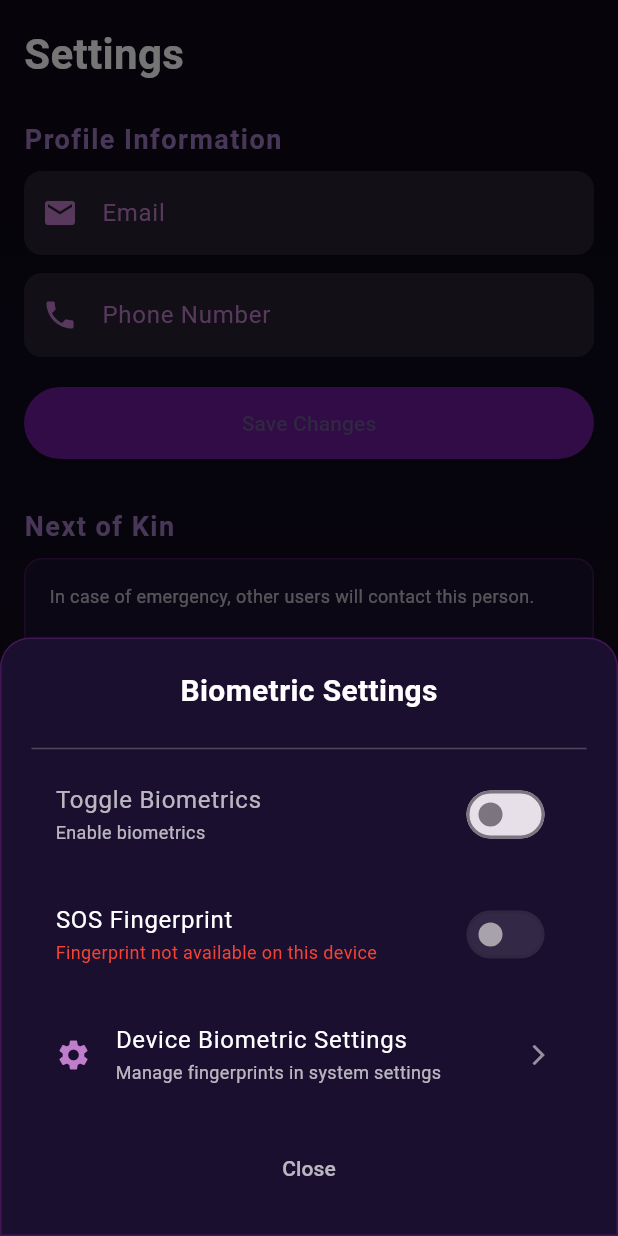
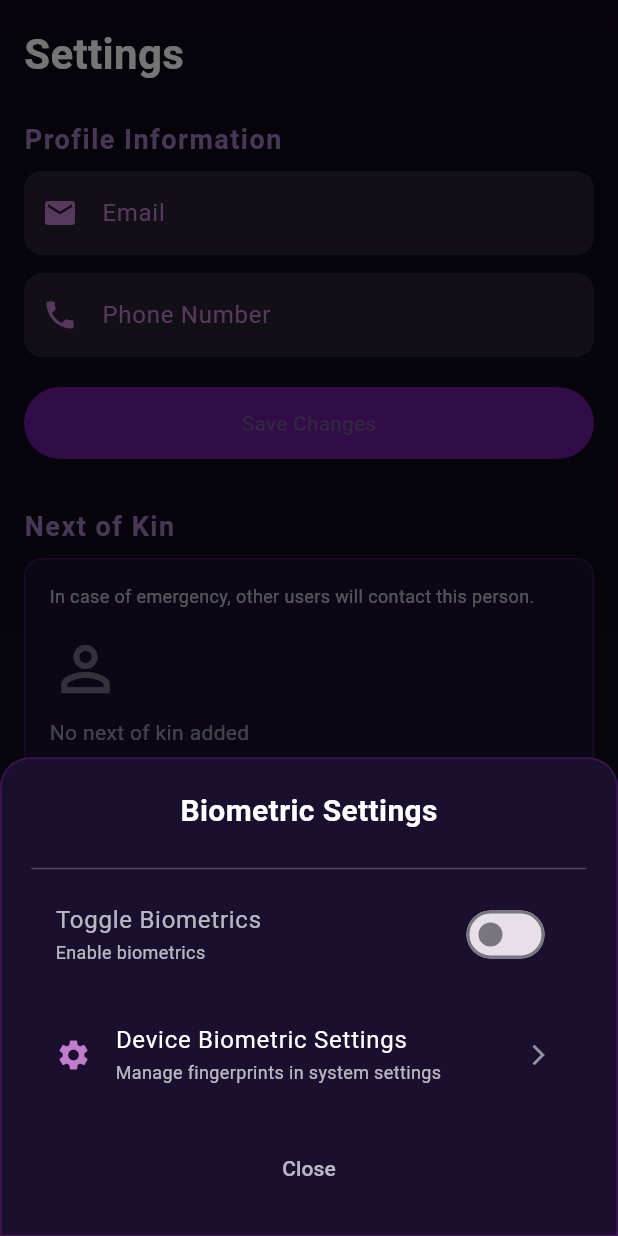
Before and after one commit to EmihleMaxengana/purple-safety, a Flutter app: the SettingsScreen screen opened directly, after a tap on "Manage Biometrics", on a phone screen of 412 x 824 dp. Run offline on Flutter 3.47's test engine with Material 3 defaults, Android fonts, the phone set to English and light mode, and no system bars; our stand-ins replace cloud_firestore, firebase_auth, firebase_core, firebase_messaging, flutter_native_contact_picker, flutter_secure_storage and 9 more; missing offline and left inert: app_settings, local_auth_android, local_auth_darwin, record; accounts and stored records are empty.

Commit message:
Updated project

```diff
--- a/lib/settings_screen.dart
+++ b/lib/settings_screen.dart
@@ -31,7 +31,6 @@ class _SettingsScreenState extends State<SettingsScreen> {
 
   bool _useBiometrics = false;
   bool _isBiometricAvailable = false;
-  bool _isSOSEnabled = false;
 
   @override
   void initState() {
@@ -105,7 +104,6 @@ class _SettingsScreenState extends State<SettingsScreen> {
     setState(() async {
       _useBiometrics = prefs.getBool('useBiometrics') ?? false;
       _isBiometricAvailable = await BiometricService.isFingerprintAvailable();
-      _isSOSEnabled = await BiometricService.isSOSFingerprintEnabled();
     });
   }
 
@@ -118,7 +116,6 @@ class _SettingsScreenState extends State<SettingsScreen> {
   // CHANGE NEXT OF KIN: Authentication AFTER changes, NO extra confirmation
   // ============================================================
   Future<void> _changeNextOfKin() async {
-    // Controllers pre-filled with current data
     final nameController = TextEditingController(text: _nextOfKinName);
     final phoneController = TextEditingController(text: _nextOfKinPhone);
     final relationController = TextEditingController(text: _nextOfKinRelation);
@@ -127,7 +124,6 @@ class _SettingsScreenState extends State<SettingsScreen> {
     final formKey = GlobalKey<FormState>();
     bool hasChanges = false;
 
-    // Show edit dialog without authentication
     final result = await showDialog<bool>(
       context: context,
       barrierDismissible: false,
@@ -197,7 +193,6 @@ class _SettingsScreenState extends State<SettingsScreen> {
                     Navigator.pop(context, false);
                     return;
                   }
-                  // Close edit dialog, then authenticate and save directly
                   Navigator.pop(context, true);
                 },
                 child: const Text('Save'),
@@ -210,7 +205,6 @@ class _SettingsScreenState extends State<SettingsScreen> {
 
     if (result != true) return;
 
-    // AUTHENTICATION AFTER CHANGES (no confirmation dialog after this)
     final authenticated = await BiometricService.authenticateWithUserPreference(
       context: context,
       reason: 'Authenticate to save next of kin changes',
@@ -225,27 +219,17 @@ class _SettingsScreenState extends State<SettingsScreen> {
       return;
     }
 
-    // Save directly to Firestore
     setState(() => _isLoading = true);
     final user = _auth.getCurrentUser();
     if (user != null) {
       try {
         await _auth.updateNextOfKin(
           user.uid,
-          name: nameController.text.trim().isNotEmpty
-              ? nameController.text.trim()
-              : null,
-          phone: phoneController.text.trim().isNotEmpty
-              ? phoneController.text.trim()
-              : null,
-          relation: relationController.text.trim().isNotEmpty
-              ? relationController.text.trim()
-              : null,
-          altPhone: altPhoneController.text.trim().isNotEmpty
-              ? altPhoneController.text.trim()
-              : null,
+          name: nameController.text.trim().isNotEmpty ? nameController.text.trim() : null,
+          phone: phoneController.text.trim().isNotEmpty ? phoneController.text.trim() : null,
+          relation: relationController.text.trim().isNotEmpty ? relationController.text.trim() : null,
+          altPhone: altPhoneController.text.trim().isNotEmpty ? altPhoneController.text.trim() : null,
         );
-        // Update local variables
         setState(() {
           _nextOfKinName = nameController.text.trim();
           _nextOfKinPhone = phoneController.text.trim();
@@ -268,7 +252,7 @@ class _SettingsScreenState extends State<SettingsScreen> {
   }
 
   // ============================================================
-  // Change Password (unchanged)
+  // Change Password
   // ============================================================
   void _showChangePasswordDialog() {
     final currentPasswordController = TextEditingController();
@@ -412,17 +396,12 @@ class _SettingsScreenState extends State<SettingsScreen> {
   }
 
   // ============================================================
-  // Manage Biometrics (unchanged)
+  // Manage Biometrics (SOS Fingerprint removed)
   // ============================================================
   void _showManageBiometricsDialog() {
-    // final isBiometricAvailable =
-    //     await BiometricService.isFingerprintAvailable();
-    // final isSOSEnabled = await BiometricService.isSOSFingerprintEnabled();
-
     showModalBottomSheet(
       context: context,
       backgroundColor: Colors.transparent,
-      // builder: (context) => Container(
       builder: (context) => StatefulBuilder(
         builder: (context, sheetSetState) => Container(
           padding: const EdgeInsets.all(20),
@@ -458,79 +437,11 @@ class _SettingsScreenState extends State<SettingsScreen> {
                 onChanged: (value) async {
                   setState(() {
                     _useBiometrics = value;
-                    !_useBiometrics
-                        ? _isSOSEnabled = value
-                        : _isSOSEnabled = _isSOSEnabled;
                   });
                   sheetSetState(() {});
                   await _saveIsBiometricEnabled(value);
                 },
                 activeThumbColor: const Color(0xFF6A1B9A),
-              ),
-              SizedBox(height: 8),
-
-              // SOS Fingerprint Toggle
-              SwitchListTile(
-                title: const Text(
-                  'SOS Fingerprint',
-                  style: TextStyle(color: Colors.white),
-                ),
-                subtitle: Text(
-                  _isBiometricAvailable && _useBiometrics
-                      ? 'Use fingerprint to instantly trigger SOS'
-                      : 'Fingerprint not available on this device',
-                  style: TextStyle(
-                    color: _isBiometricAvailable && _useBiometrics
-                        ? Colors.white70
-                        : Colors.red,
-                    fontSize: 12,
-                  ),
-                ),
-                value: _isSOSEnabled,
-                onChanged: _isBiometricAvailable && _useBiometrics
-                    ? (value) async {
-                        if (value) {
-                          // Enable SOS fingerprint
-                          final success =
-                              await BiometricService.enableSOSFingerprint();
-                          if (success) {
-                            ScaffoldMessenger.of(context).showSnackBar(
-                              const SnackBar(
-                                content: Text('SOS Fingerprint enabled'),
-                              ),
-                            );
-                          } else {
-                            ScaffoldMessenger.of(context).showSnackBar(
-                              const SnackBar(
-                                content: Text(
-                                  'Failed to enable. Please try again.',
-                                ),
-                                backgroundColor: Colors.red,
-                              ),
-                            );
-                          }
-                        } else {
-                          // Disable - would need a method to disable
-                          // NOTE: new method
-                          // ScaffoldMessenger.of(context).showSnackBar(
-                          //   const SnackBar(content: Text('Feature coming soon')),
-                          // );
-
-                          BiometricService.disableSOSFingerprint();
-                          ScaffoldMessenger.of(context).showSnackBar(
-                            const SnackBar(
-                              content: Text('SOS Fingerprint disabled'),
-                            ),
-                          );
-                        }
-                        // Navigator.pop(context);
-                        sheetSetState(() {});
-                        setState(() {
-                          _isSOSEnabled = value;
-                        });
-                      }
-                    : null,
-                activeColor: const Color(0xFF6A1B9A),
               ),
               const SizedBox(height: 8),
 
@@ -572,17 +483,6 @@ class _SettingsScreenState extends State<SettingsScreen> {
   }
 
   Future<void> _openDeviceBiometricSettings() async {
-    // Open device settings - Android and iOS
-    // if (Platform.isAndroid) {
-    //   await launchUrl(Uri.parse('android.settings.SECURITY_SETTINGS'));
-    // } else if (Platform.isIOS) {
-    //   await launchUrl(Uri.parse('App-Prefs://TOUCHID_PASSCODE'));
-    // } else {
-    //   ScaffoldMessenger.of(context).showSnackBar(
-    //     const SnackBar(content: Text('Open your device settings to manage fingerprints')),
-    //   );
-    // }
-
     if (Platform.isAndroid) {
       AppSettings.openAppSettings(type: AppSettingsType.security);
     } else if (Platform.isIOS) {
@@ -597,7 +497,7 @@ class _SettingsScreenState extends State<SettingsScreen> {
   }
 
   // ============================================================
-  // Privacy Policy (unchanged)
+  // Privacy Policy
   // ============================================================
   void _showPrivacyPolicy() {
     showDialog(
@@ -701,7 +601,7 @@ class _SettingsScreenState extends State<SettingsScreen> {
   }
 
   // ============================================================
-  // Delete Account (unchanged)
+  // Delete Account
   // ============================================================
   void _confirmDeleteAccount() async {
     final authenticated = await BiometricService.authenticateWithUserPreference(
@@ -883,7 +783,7 @@ class _SettingsScreenState extends State<SettingsScreen> {
         await user.delete();
 
         if (mounted) {
-          Navigator.of(context).pop(); // close loading dialog
+          Navigator.of(context).pop();
           ScaffoldMessenger.of(context).showSnackBar(
             const SnackBar(
               content: Text('Account permanently deleted'),
@@ -1100,9 +1000,7 @@ class _SettingsScreenState extends State<SettingsScreen> {
                     borderRadius: BorderRadius.circular(12),
                   ),
                   child: Text(
-                    _nextOfKinRelation.isNotEmpty
-                        ? _nextOfKinRelation
-                        : 'Contact',
+                    _nextOfKinRelation.isNotEmpty ? _nextOfKinRelation : 'Contact',
                     style: const TextStyle(color: Colors.white70, fontSize: 10),
                   ),
                 ),
@@ -1280,7 +1178,7 @@ class _SettingsScreenState extends State<SettingsScreen> {
 
                 const SizedBox(height: 32),
 
-                // Next of Kin Section with Change button
+                // Next of Kin Section
                 _buildSectionTitle('Next of Kin'),
                 const SizedBox(height: 8),
                 _buildNextOfKinDisplay(),
@@ -1299,7 +1197,7 @@ class _SettingsScreenState extends State<SettingsScreen> {
                 _buildSettingTile(
                   icon: Icons.fingerprint,
                   title: 'Manage Biometrics',
-                  subtitle: 'Set up fingerprint for SOS or login',
+                  subtitle: 'Set up fingerprint for login',
                   onTap: _showManageBiometricsDialog,
                 ),
                 _buildSettingTile(
```
Also changed, not shown: lib/services/auth_service.dart (+0 -9 lines).
